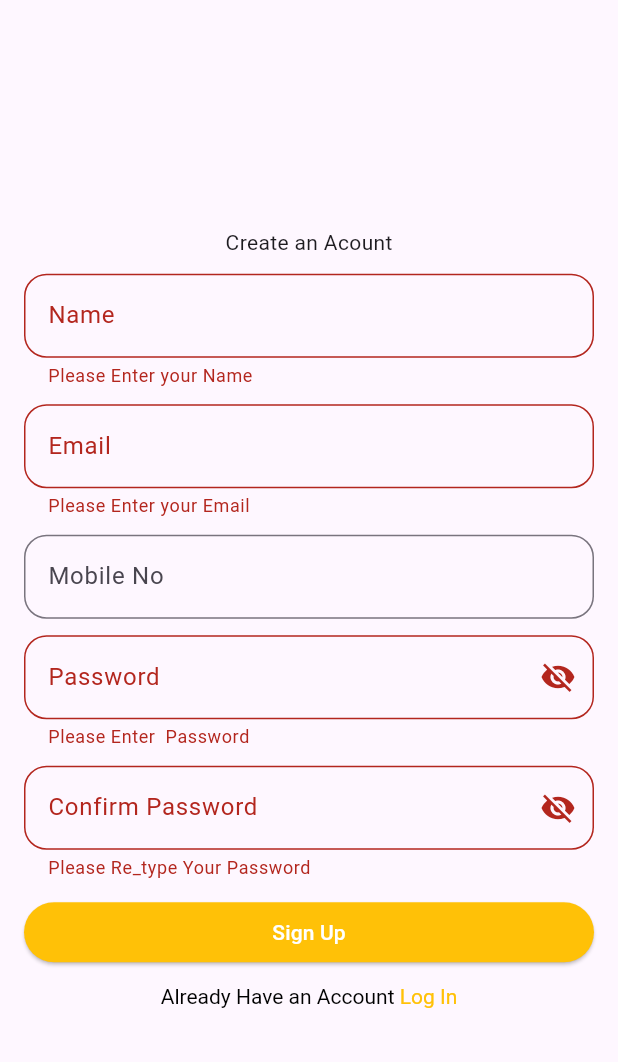
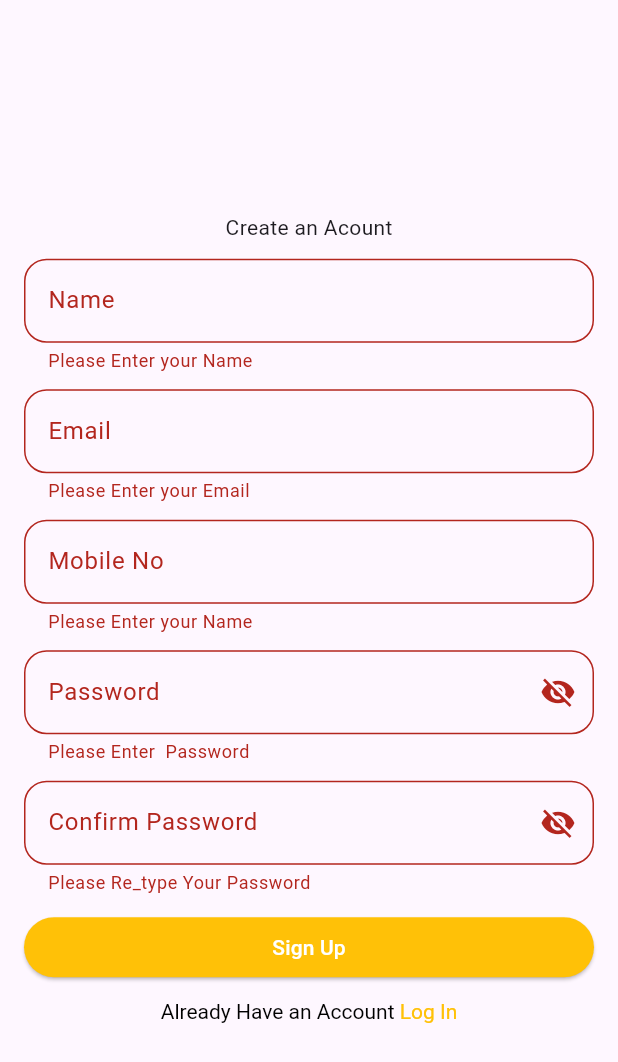
Before and after one commit to sultankhanamqh-maker/expense_app, a Flutter app: the SignUpPage screen opened by its route, after a tap on "Sign Up", on a phone screen of 412 x 824 dp. Shown: the top 1062 px of the screen. Run offline on Flutter 3.47's test engine with Material 3 defaults, Android fonts, the phone set to English and light mode, and no system bars; our stand-ins replace fl_chart, flutter_bloc, local_auth, shared_preferences, sqflite; accounts and stored records are empty.

Commit message:
expense app

```diff
--- a/lib/ui/screens/on_boarding/signup/signup_page.dart
+++ b/lib/ui/screens/on_boarding/signup/signup_page.dart
@@ -70,6 +70,15 @@ class SignUpPage extends StatelessWidget {
               ),
               SizedBox(height: 11),
               TextFormField(
+                validator: (value){
+                  if (value == null || value.isEmpty) {
+                    return "Please Enter your Name";
+                  }
+                  if(value!.length < 10){
+                    return "Please enter a valid number";
+                  }
+                  return null;
+                },
                 controller: mobileController,
                 decoration: myDecor(
                   hint: "Enter your Mobile No",
```
